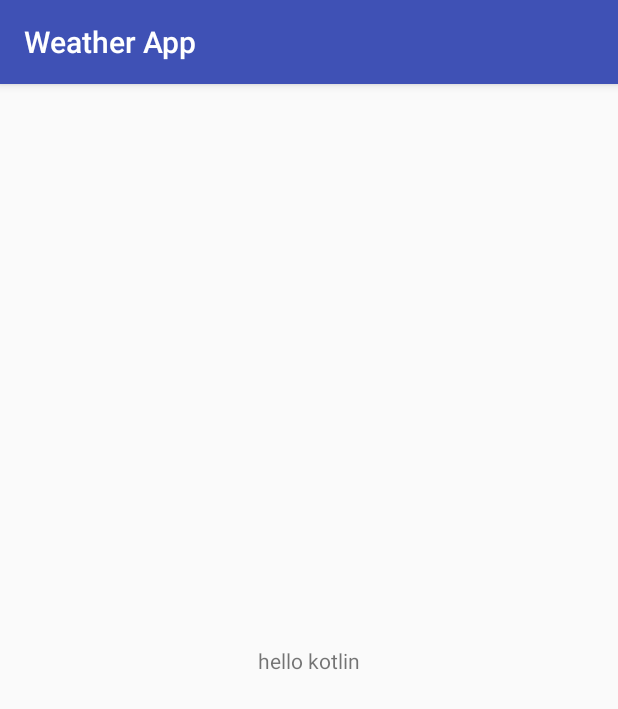
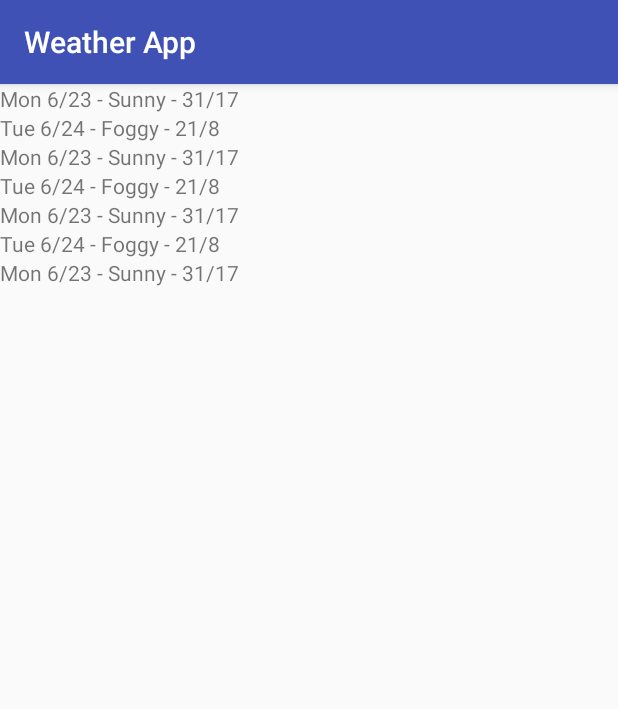
Before and after one commit to dahuopiaoyi/kotlin_weatherApp, an Android app: the screen it shows after launch (MainActivity), on a phone screen of 412 x 824 dp. Shown: the top 709 px of the screen. Run offline under Robolectric (Android 15) with nearby library versions, the phone set to English and light mode, and no system bars.

Commit message:
RecyclerViewTest

```diff
--- a/WeatherApp/app/build.gradle
+++ b/WeatherApp/app/build.gradle
@@ -27,6 +27,7 @@ dependencies {
         exclude group: 'com.android.support', module: 'support-annotations'
     })
     compile 'com.android.support:appcompat-v7:23.4.0'
+    compile 'com.android.support:recyclerview-v7:23.4.0'
     compile "org.jetbrains.kotlin:kotlin-stdlib:$kotlin_version"
     compile "org.jetbrains.anko:anko-common:$anko_version"
     compile 'com.android.support.constraint:constraint-layout:1.0.2'
--- /dev/null
+++ b/WeatherApp/app/src/main/java/com/a552409677qq/weatherapp/ForecastListAdapter.kt
@@ -0,0 +1,24 @@
+package com.a552409677qq.weatherapp
+
+import android.support.v7.widget.RecyclerView
+import android.view.ViewGroup
+import android.widget.TextView
+import org.w3c.dom.Text
+
+/**
+ * Created by loudj on 2017/6/2.
+ */
+class ForecastListAdapter(val items: List<String>):
+        RecyclerView.Adapter<ForecastListAdapter.ViewHolder>(){
+    override fun onCreateViewHolder(parent: ViewGroup, viewType: Int): ViewHolder{
+        return ViewHolder(TextView(parent.context))
+    }
+
+    override fun onBindViewHolder(holder: ViewHolder, position: Int) {
+        holder.textView.text = items[position]
+    }
+
+    override fun getItemCount(): Int = items.size
+
+    class ViewHolder(val textView: TextView): RecyclerView.ViewHolder(textView)
+}
--- a/WeatherApp/app/src/main/java/com/a552409677qq/weatherapp/MainActivity.kt
+++ b/WeatherApp/app/src/main/java/com/a552409677qq/weatherapp/MainActivity.kt
@@ -2,14 +2,32 @@ package com.a552409677qq.weatherapp
 
 import android.support.v7.app.AppCompatActivity
 import android.os.Bundle
+import android.support.v7.widget.LinearLayoutManager
+import android.support.v7.widget.RecyclerView
 import android.widget.TextView
 import kotlinx.android.synthetic.main.activity_main.*
+//为了可以使用anko提供的find方法
+import org.jetbrains.anko.find
 
 class MainActivity : AppCompatActivity() {
+
+    private val items = listOf(
+            "Mon 6/23 - Sunny - 31/17",
+            "Tue 6/24 - Foggy - 21/8",
+            "Mon 6/23 - Sunny - 31/17",
+            "Tue 6/24 - Foggy - 21/8",
+            "Mon 6/23 - Sunny - 31/17",
+            "Tue 6/24 - Foggy - 21/8",
+            "Mon 6/23 - Sunny - 31/17"
+    )
 
     override fun onCreate(savedInstanceState: Bundle?) {
         super.onCreate(savedInstanceState)
         setContentView(R.layout.activity_main)
-        message.text = "hello kotlin"
+        val forecastList: RecyclerView = find(R.id.forecast_list)
+//        val forecastList = findViewById(R.id.forecast_list) as RecyclerView
+        forecastList.layoutManager = LinearLayoutManager(this)
+        forecastList.adapter = ForecastListAdapter(items)
+//        message.text = "hello kotlin"
     }
 }
--- a/WeatherApp/app/src/main/res/layout/activity_main.xml
+++ b/WeatherApp/app/src/main/res/layout/activity_main.xml
@@ -1,19 +1,31 @@
 <?xml version="1.0" encoding="utf-8"?>
-<android.support.constraint.ConstraintLayout xmlns:android="http://schemas.android.com/apk/res/android"
-    xmlns:app="http://schemas.android.com/apk/res-auto"
-    xmlns:tools="http://schemas.android.com/tools"
+<FrameLayout xmlns:android="http://schemas.android.com/apk/res/android"
     android:layout_width="match_parent"
-    android:layout_height="match_parent"
-    tools:context="com.a552409677qq.weatherapp.MainActivity">
+    android:layout_height="match_parent">
+    <android.support.v7.widget.RecyclerView
+        android:id="@+id/forecast_list"
+        android:layout_width="match_parent"
+        android:layout_height="match_parent"/>
+</FrameLayout>
 
-    <TextView
-        android:id="@+id/message"
-        android:layout_width="wrap_content"
-        android:layout_height="wrap_content"
-        android:text="Hello World!"
-        app:layout_constraintBottom_toBottomOf="parent"
-        app:layout_constraintLeft_toLeftOf="parent"
-        app:layout_constraintRight_toRightOf="parent"
-        app:layout_constraintTop_toTopOf="parent" />
 
-</android.support.constraint.ConstraintLayout>
+<!--<android.support.constraint.ConstraintLayout xmlns:android="http://schemas.android.com/apk/res/android"-->
+    <!--xmlns:app="http://schemas.android.com/apk/res-auto"-->
+    <!--xmlns:tools="http://schemas.android.com/tools"-->
+    <!--android:layout_width="match_parent"-->
+    <!--android:layout_height="match_parent"-->
+    <!--tools:context="com.a552409677qq.weatherapp.MainActivity">-->
+
+    <!--<TextView-->
+        <!--android:id="@+id/message"-->
+        <!--android:layout_width="wrap_content"-->
+        <!--android:layout_height="wrap_content"-->
+        <!--android:text="Hello World!"-->
+        <!--app:layout_constraintBottom_toBottomOf="parent"-->
+        <!--app:layout_constraintLeft_toLeftOf="parent"-->
+        <!--app:layout_constraintRight_toRightOf="parent"-->
+        <!--app:layout_constraintTop_toTopOf="parent"-->
+        <!--android:layout_marginTop="8dp"-->
+        <!--app:layout_constraintVertical_bias="0.491" />-->
+
+<!--</android.support.constraint.ConstraintLayout>-->
```
